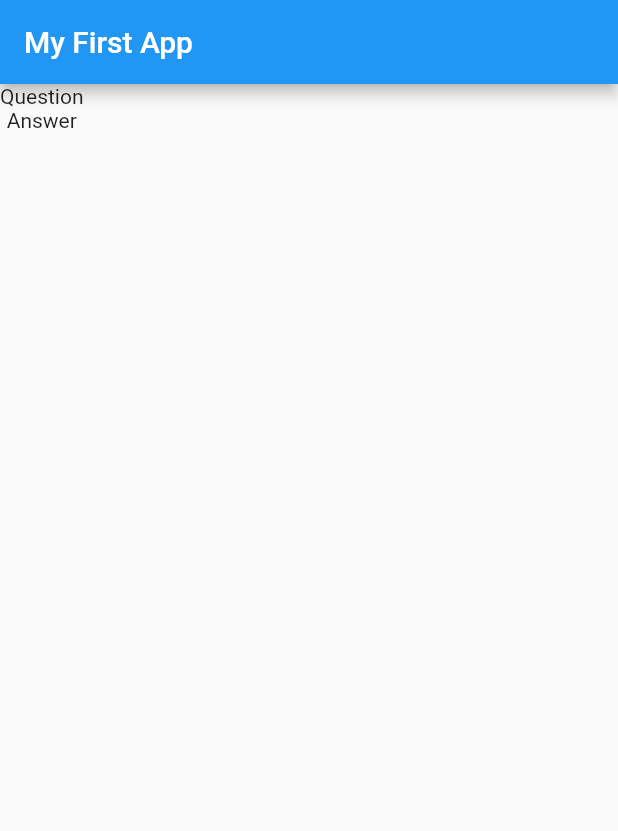
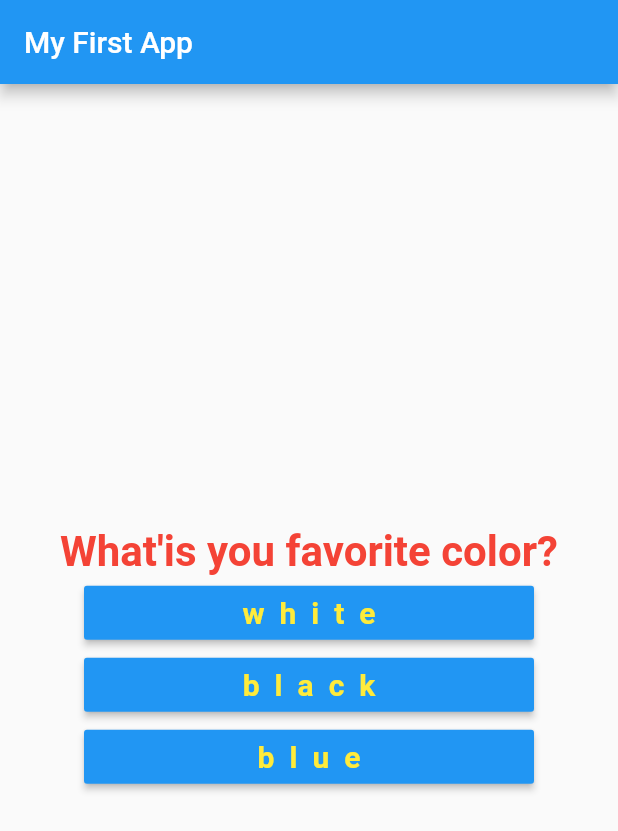
Before and after one commit to CodeGTDLearn/flutter-1-quizz-9, a Flutter app: the screen it shows after launch, on a phone screen of 412 x 824 dp. Shown: the top 831 px of the screen. Run offline on Flutter 3.47's test engine with Material 2 defaults, Android fonts, the phone set to English and light mode, and no system bars; our stand-ins replace animated_text_kit.

Commit message:
Project Completely Done

```diff
--- /dev/null
+++ b/lib/answer.dart
@@ -0,0 +1,28 @@
+import 'package:flutter/material.dart';
+
+class Answer extends StatelessWidget {
+  final String _answer;
+  final Function _onPressedButtonAnswer;
+
+  Answer(this._answer, this._onPressedButtonAnswer);
+
+  @override
+  Widget build(BuildContext context) {
+    return Container(
+      width: 300,
+      child: RaisedButton(
+        color: Colors.blue,
+        textColor: Colors.white,
+        child: Text(
+          _answer,
+          style: TextStyle(
+              fontSize: 20,
+              letterSpacing: 10,
+              fontWeight: FontWeight.bold,
+              color: Colors.yellow),
+        ),
+        onPressed: _onPressedButtonAnswer,
+      ),
+    );
+  }
+}
--- a/lib/main.dart
+++ b/lib/main.dart
@@ -1,5 +1,9 @@
 import 'package:flutter/cupertino.dart';
 import 'package:flutter/material.dart';
+import 'package:quizz9/answer.dart';
+import 'package:quizz9/question.dart';
+import 'package:quizz9/quizz.dart';
+import 'package:quizz9/response.dart';
 
 void main() => runApp(MyApp());
 
@@ -9,6 +13,29 @@ class MyApp extends StatefulWidget {
 }
 
 class _MyAppState extends State<MyApp> {
+  final _questions = const [
+    {
+      'textQuestion': 'What\'is you favorite color?',
+      'textAnswer': [
+        {'text': 'white', 'score': 1},
+        {'text': 'black', 'score': 2},
+        {'text': 'blue', 'score': 3}
+      ],
+    },
+    {
+      'textQuestion': 'What\'is you favorite animal?',
+      'textAnswer': [
+        {'text': 'cat', 'score': 1},
+        {'text': 'dog', 'score': 2},
+        {'text': 'lion', 'score': 3},
+        {'text': 'zebra', 'score': 3}
+      ],
+    },
+  ];
+
+  var _indexQuestion = 0;
+  var _totalScore = 0;
+
   @override
   Widget build(BuildContext context) {
     return MaterialApp(
@@ -16,13 +43,36 @@ class _MyAppState extends State<MyApp> {
         appBar: AppBar(
           title: Text('My First App'),
         ),
-        body: Column(
-          children: <Widget>[
-            Text('Question'),
-            Text('Answer'),
-          ],
-        ),
+        body: (_indexQuestion < _questions.length)
+            ? Column(
+              crossAxisAlignment: CrossAxisAlignment.center,
+              mainAxisAlignment: MainAxisAlignment.center,
+                children: <Widget>[
+                  Quizz(
+                    _questions,
+                    _indexQuestion,
+                    _onPressedButtonAnswer,
+                  )
+                ],
+              )
+            : Response(_onPressedButtonReset, _totalScore),
       ),
     );
   }
+
+  void _onPressedButtonAnswer(int score) {
+    setState(() {
+      if (_indexQuestion < _questions.length) {
+        ++_indexQuestion;
+        _totalScore += score;
+      }
+    });
+  }
+
+  void _onPressedButtonReset() {
+    setState(() {
+      _indexQuestion = 0;
+      _totalScore = 0;
+    });
+  }
 }
--- /dev/null
+++ b/lib/question.dart
@@ -0,0 +1,22 @@
+import 'package:flutter/material.dart';
+
+class Question extends StatelessWidget {
+  final List<Map<String, Object>> _question;
+  final int _indexQuestion;
+
+  Question(this._question, this._indexQuestion);
+
+  @override
+  Widget build(BuildContext context) {
+    return Center(
+      child: Text(
+        _question[_indexQuestion]['textQuestion'],
+        style: TextStyle(
+          fontSize: 28,
+          fontWeight: FontWeight.bold,
+          color: Colors.red
+        ),
+      ),
+    );
+  }
+}
--- /dev/null
+++ b/lib/quizz.dart
@@ -0,0 +1,31 @@
+import 'package:flutter/material.dart';
+import 'package:quizz9/answer.dart';
+import 'package:quizz9/question.dart';
+
+class Quizz extends StatelessWidget {
+  final List<Map<String, Object>> questions;
+  final int _indexQuestion;
+  final Function _onPressedButtonAnswer;
+
+  Quizz(this.questions, this._indexQuestion, this._onPressedButtonAnswer);
+
+  @override
+  Widget build(BuildContext context) {
+    return Column(
+      children: <Widget>[
+        Question(
+          questions,
+          _indexQuestion,
+        ),
+        ...(questions[_indexQuestion]['textAnswer']
+                as List<Map<String, Object>>)
+            .map((answer) {
+          return Answer(
+            answer['text'],
+            () => {_onPressedButtonAnswer(answer['score'])},
+          );
+        }).toList(),
+      ],
+    );
+  }
+}
```
Also changed, not shown: lib/response.dart (added, +50 -0 lines).
